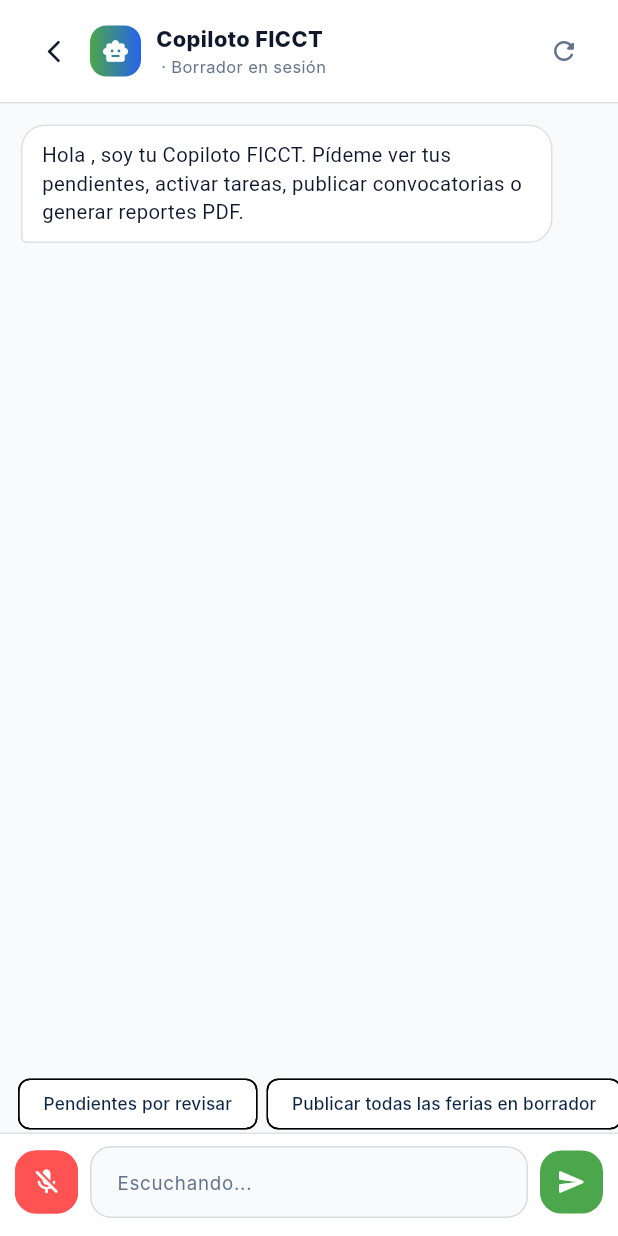
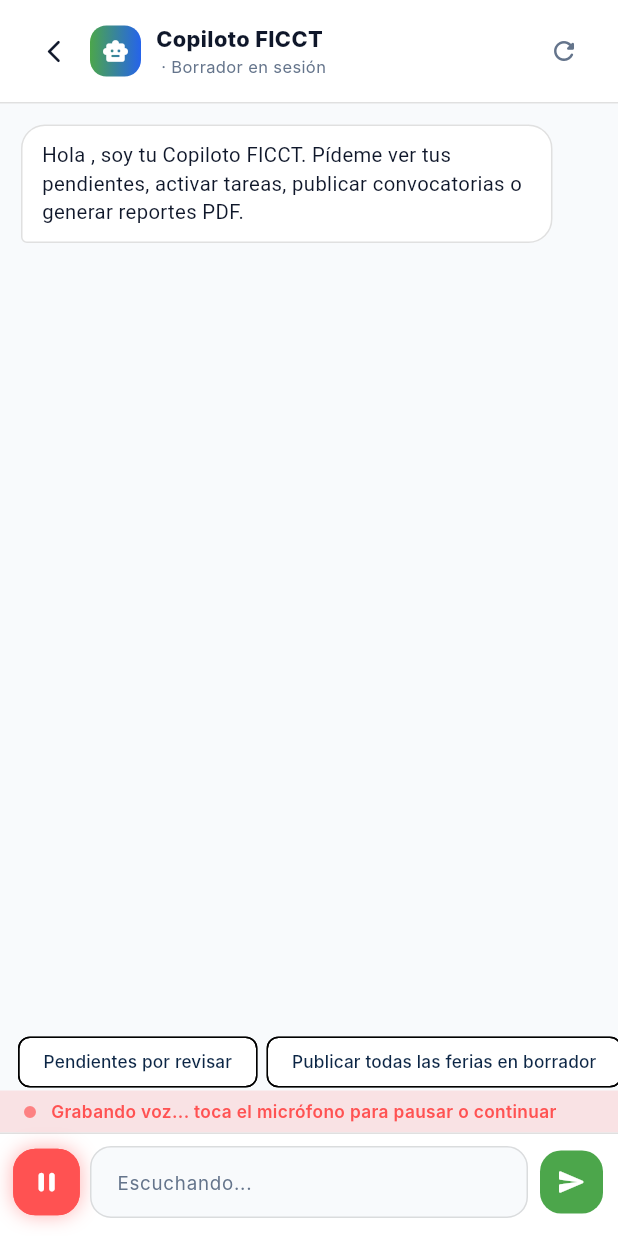
Before and after one commit to Dxnxxl369/InvestigacionFicct, a Flutter app: the CopilotoFullscreenScreen screen opened directly with empty values, after a tap on the "mic none" icon, after a tap on the "send" icon, on a phone screen of 412 x 824 dp. Run offline on Flutter 3.47's test engine with Material 3 defaults, Android fonts, the phone set to English and light mode, and no system bars; our stand-ins replace file_picker, firebase_core, firebase_messaging, flutter_local_notifications, share_plus, shared_preferences and 1 more; missing offline and left inert: flutter_pdfview; accounts and stored records are empty; network calls fail; Roboto replaces fonts that are missing (Inter).

Commit message:
feat(mobile): add bubble-origin expand animation and click-to-record/pause voice input preserving text

```diff
--- a/mobile/lib/screens/copiloto/copiloto_fullscreen_screen.dart
+++ b/mobile/lib/screens/copiloto/copiloto_fullscreen_screen.dart
@@ -30,15 +30,18 @@ class CopilotoFullscreenScreen extends StatefulWidget {
       _CopilotoFullscreenScreenState();
 }
 
-class _CopilotoFullscreenScreenState extends State<CopilotoFullscreenScreen> {
+class _CopilotoFullscreenScreenState extends State<CopilotoFullscreenScreen>
+    with SingleTickerProviderStateMixin {
   final TextEditingController _inputCtrl = TextEditingController();
   final ScrollController _scrollCtrl = ScrollController();
   final SpeechToText _speech = SpeechToText();
 
+  late final AnimationController _micPulseCtrl;
   List<Map<String, dynamic>> _mensajes = [];
   bool _cargando = false;
   bool _escuchando = false;
   bool _vozDisponible = false;
+  String _textoBaseVoz = '';
 
   String get _cacheKey => 'copiloto_mobile_cache_${widget.userId ?? 0}';
 
@@ -76,12 +79,17 @@ class _CopilotoFullscreenScreenState extends State<CopilotoFullscreenScreen> {
   @override
   void initState() {
     super.initState();
+    _micPulseCtrl = AnimationController(
+      vsync: this,
+      duration: const Duration(milliseconds: 700),
+    );
     _cargarCache();
   }
 
   @override
   void dispose() {
     _speech.stop();
+    _micPulseCtrl.dispose();
     _inputCtrl.dispose();
     _scrollCtrl.dispose();
     super.dispose();
@@ -91,7 +99,14 @@ class _CopilotoFullscreenScreenState extends State<CopilotoFullscreenScreen> {
     if (_cargando) return;
     if (_escuchando) {
       await _speech.stop();
-      if (mounted) setState(() => _escuchando = false);
+      _micPulseCtrl.stop();
+      _micPulseCtrl.reset();
+      if (mounted) {
+        setState(() {
+          _escuchando = false;
+          _textoBaseVoz = _inputCtrl.text.trim();
+        });
+      }
       return;
     }
 
@@ -100,11 +115,29 @@ class _CopilotoFullscreenScreenState extends State<CopilotoFullscreenScreen> {
         _vozDisponible = await _speech.initialize(
           onStatus: (status) {
             if ((status == 'done' || status == 'notListening') && mounted) {
-              setState(() => _escuchando = false);
+              _micPulseCtrl.stop();
+              _micPulseCtrl.reset();
+              setState(() {
+                _escuchando = false;
+                _textoBaseVoz = _inputCtrl.text.trim();
+              });
             }
           },
-          onError: (_) {
-            if (mounted) setState(() => _escuchando = false);
+          onError: (err) {
+            if (mounted) {
+              _micPulseCtrl.stop();
+              _micPulseCtrl.reset();
+              setState(() {
+                _escuchando = false;
+                _textoBaseVoz = _inputCtrl.text.trim();
+              });
+              if (err.errorMsg != 'error_speech_timeout' &&
+                  err.errorMsg != 'error_no_match') {
+                ScaffoldMessenger.of(context).showSnackBar(
+                  SnackBar(content: Text('Error de voz: ${err.errorMsg}')),
+                );
+              }
+            }
           },
         );
       }
@@ -113,32 +146,48 @@ class _CopilotoFullscreenScreenState extends State<CopilotoFullscreenScreen> {
         if (!mounted) return;
         ScaffoldMessenger.of(context).showSnackBar(
           const SnackBar(
-              content: Text('Dictado por voz o permiso de micrófono no disponible.')),
+              content: Text(
+                  'Activa el permiso de micrófono o el servicio de voz de Google.')),
         );
         return;
       }
 
+      _textoBaseVoz = _inputCtrl.text.trim();
       setState(() => _escuchando = true);
+      _micPulseCtrl.repeat(reverse: true);
+
       await _speech.listen(
-        localeId: 'es_ES',
+        listenFor: const Duration(seconds: 60),
+        pauseFor: const Duration(seconds: 10),
         listenOptions: SpeechListenOptions(
           partialResults: true,
-          cancelOnError: true,
+          cancelOnError: false,
+          listenMode: ListenMode.dictation,
         ),
         onResult: (result) {
           if (!mounted) return;
-          final txt = result.recognizedWords.trim();
-          if (txt.isNotEmpty) {
-            _inputCtrl.text = txt;
-          }
-          if (result.finalResult && txt.isNotEmpty) {
-            setState(() => _escuchando = false);
-            _enviarMensaje(txt);
+          final nuevo = result.recognizedWords.trim();
+          final combinado = _textoBaseVoz.isEmpty
+              ? nuevo
+              : (nuevo.isEmpty ? _textoBaseVoz : '$_textoBaseVoz $nuevo');
+          _inputCtrl.text = combinado;
+          _inputCtrl.selection = TextSelection.fromPosition(
+            TextPosition(offset: _inputCtrl.text.length),
+          );
+          if (result.finalResult) {
+            _textoBaseVoz = combinado;
           }
         },
       );
-    } catch (_) {
-      if (mounted) setState(() => _escuchando = false);
+    } catch (e) {
+      _micPulseCtrl.stop();
+      _micPulseCtrl.reset();
+      if (mounted) {
+        setState(() => _escuchando = false);
+        ScaffoldMessenger.of(context).showSnackBar(
+          SnackBar(content: Text('No se pudo iniciar el micrófono: $e')),
+        );
+      }
     }
   }
 
@@ -221,6 +270,13 @@ class _CopilotoFullscreenScreenState extends State<CopilotoFullscreenScreen> {
     final texto = (textoDirecto ?? _inputCtrl.text).trim();
     if (texto.isEmpty || _cargando) return;
 
+    if (_escuchando) {
+      await _speech.stop();
+      _micPulseCtrl.stop();
+      _micPulseCtrl.reset();
+      _escuchando = false;
+    }
+    _textoBaseVoz = '';
     if (textoDirecto == null) _inputCtrl.clear();
 
     final historial = _mensajes
@@ -846,6 +902,36 @@ class _CopilotoFullscreenScreenState extends State<CopilotoFullscreenScreen> {
                 ),
               ),
 
+            // Indicador de grabacion activa
+            if (_escuchando)
+              Container(
+                width: double.infinity,
+                padding:
+                    const EdgeInsets.symmetric(horizontal: 14, vertical: 6),
+                color: Colors.redAccent.withValues(alpha: 0.14),
+                child: Row(
+                  children: [
+                    FadeTransition(
+                      opacity: Tween<double>(begin: 0.35, end: 1.0)
+                          .animate(_micPulseCtrl),
+                      child: const Icon(Icons.fiber_manual_record_rounded,
+                          color: Colors.redAccent, size: 12),
+                    ),
+                    const SizedBox(width: 8),
+                    const Expanded(
+                      child: Text(
+                        'Grabando voz... toca el micrófono para pausar o continuar',
+                        style: TextStyle(
+                          fontSize: 11.5,
+                          fontWeight: FontWeight.w600,
+                          color: Colors.redAccent,
+                        ),
+                      ),
+                    ),
+                  ],
+                ),
+              ),
+
             // Barra inferior de entrada + Microfono
             Container(
               padding: const EdgeInsets.fromLTRB(10, 8, 10, 12),
@@ -855,10 +941,15 @@ class _CopilotoFullscreenScreenState extends State<CopilotoFullscreenScreen> {
               ),
               child: Row(
                 children: [
-                  Material(
-                    color: _escuchando
-                        ? Colors.redAccent
-                        : bgColor,
+                  AnimatedBuilder(
+                    animation: _micPulseCtrl,
+                    builder: (_, child) {
+                      final scale =
+                          _escuchando ? 1.0 + (_micPulseCtrl.value * 0.12) : 1.0;
+                      return Transform.scale(scale: scale, child: child);
+                    },
+                    child: Material(
+                      color: _escuchando ? Colors.redAccent : bgColor,
                       borderRadius: BorderRadius.circular(14),
                       child: InkWell(
                         borderRadius: BorderRadius.circular(14),
@@ -868,15 +959,26 @@ class _CopilotoFullscreenScreenState extends State<CopilotoFullscreenScreen> {
                           decoration: BoxDecoration(
                             borderRadius: BorderRadius.circular(14),
                             border: Border.all(
-                            color: _escuchando ? Colors.redAccent : borderColor,
+                              color:
+                                  _escuchando ? Colors.redAccent : borderColor,
                             ),
+                            boxShadow: _escuchando
+                                ? [
+                                    BoxShadow(
+                                      color: Colors.redAccent
+                                          .withValues(alpha: 0.45),
+                                      blurRadius: 10,
+                                    )
+                                  ]
+                                : null,
                           ),
                           child: Icon(
                             _escuchando
-                              ? Icons.mic_off_rounded
+                                ? Icons.pause_rounded
                                 : Icons.mic_none_rounded,
                             color: _escuchando ? Colors.white : faintColor,
                             size: 20,
+                          ),
                         ),
                       ),
                     ),
```
Also changed, not shown: mobile/lib/widgets/copiloto_bubble_overlay.dart (+26 -6 lines). Lines whose indentation alone changed are shown as unchanged.
